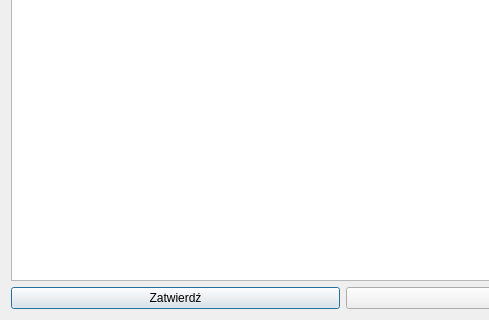
KacperHulek/Multiliga, file ui/dodajgracza.ui: the form before one commit; both pictures show x 0 to 489 and y 271 to 591 of the 685 by 591 pixel window.
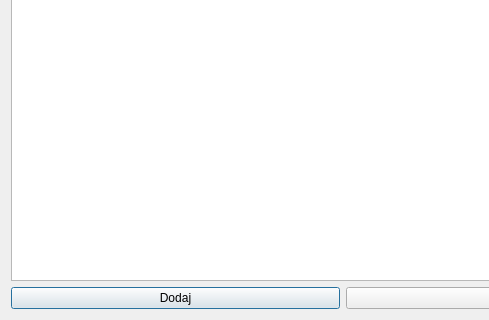
The form after the commit.

What changed in the file:
```diff
--- a/ui/dodajgracza.ui
+++ b/ui/dodajgracza.ui
@@ -40,7 +40,7 @@
        <item>
         <widget class="QPushButton" name="zatwierdzButton">
          <property name="text">
-          <string>Zatwierdź</string>
+          <string>Dodaj</string>
          </property>
         </widget>
        </item>
```
